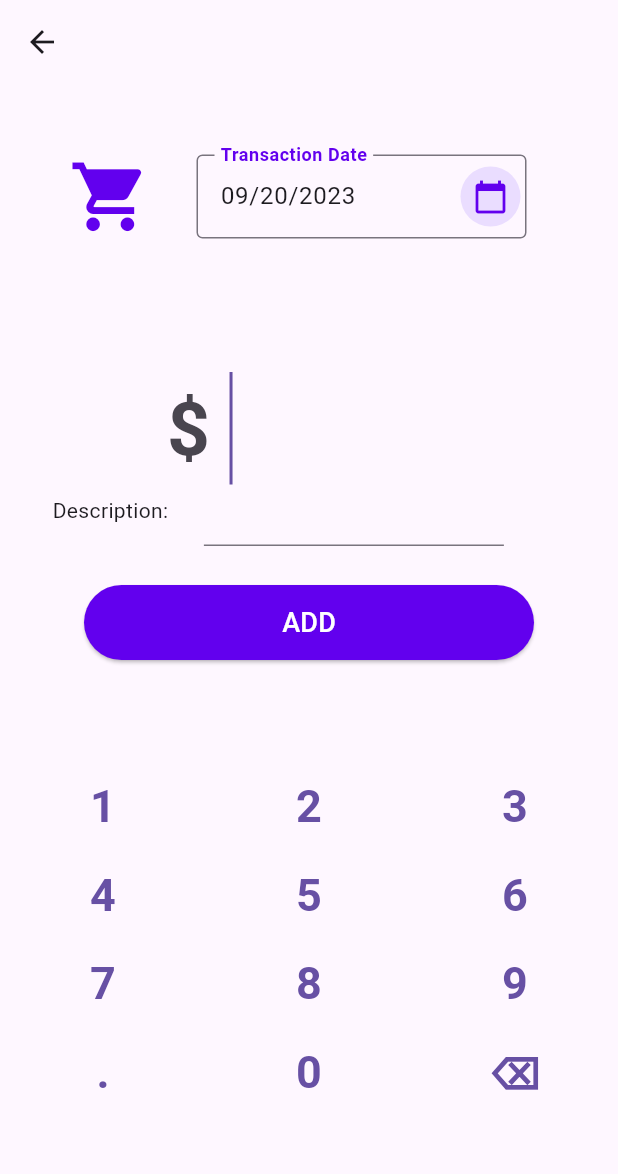
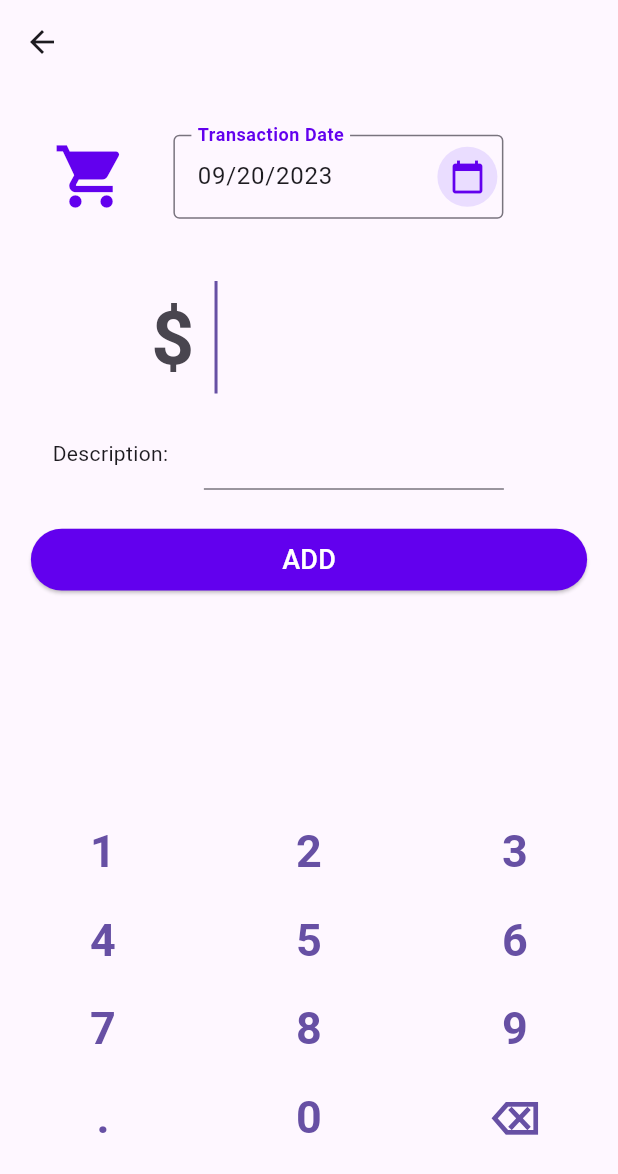
Before and after one commit to jianhui-ben/aiko_ben_expense_app, a Flutter app: the screen it shows once a user with an empty profile is signed in, after a tap on "add a default transaction", on a phone screen of 412 x 824 dp. Shown: the top 1174 px of the screen. Run offline on Flutter 3.47's test engine with Material 2 defaults, Android fonts, the phone set to English and light mode, and no system bars; our stand-ins replace cloud_firestore, firebase_auth, firebase_core, flutter_spinkit, google_fonts; accounts and stored records are empty.

Commit message:
adjust the container height based on the screen size, fixing the android phone overflow issue

```diff
--- a/lib/screens/single_transaction/add_new_single_transaction.dart
+++ b/lib/screens/single_transaction/add_new_single_transaction.dart
@@ -69,15 +69,15 @@ class _AddNewSingleTransactionState extends State<AddNewSingleTransaction> {
             // SizedBox(height: 30,),
             Container(
               // color: Colors.yellow,  //for debugging
-              width: 350,
-              height: 150,
+              width: MediaQuery.of(context).size.width * 0.9,
+              height: MediaQuery.of(context).size.height * 0.15,
               child: Row(
                 children: [
                   SizedBox(
                     width: 15,
                   ),
                   Icon(_defaultCategoryIcon.icon,
-                      size: 55, //
+                      size: 50, //
                       color: Color(0xFF6200EE)),
                   SizedBox(
                     width: 15,
@@ -86,7 +86,7 @@ class _AddNewSingleTransactionState extends State<AddNewSingleTransaction> {
                     // padding: EdgeInsets.all(15),
                     width: 250,
                     child: Padding(
-                      padding: const EdgeInsets.fromLTRB(15, 40, 15, 40),
+                      padding: const EdgeInsets.fromLTRB(15, 32, 15, 32),
                       child: TextField(
                         controller: dateInput,
                         //editing controller of this TextField
@@ -140,11 +140,11 @@ class _AddNewSingleTransactionState extends State<AddNewSingleTransaction> {
                 ],
               ),
             ),
-            SizedBox(height: 50,),
+            // SizedBox(height: 30,),
             Container(
               // color: Colors.blue, //for debugging
-              width: 350,
-              height: 60,
+              width: MediaQuery.of(context).size.width * 0.9,
+              height: MediaQuery.of(context).size.height * 0.12,
               child: Padding(
                 padding: const EdgeInsets.fromLTRB(80, 0, 50, 0),
                 child: TextField(
@@ -196,8 +196,8 @@ class _AddNewSingleTransactionState extends State<AddNewSingleTransaction> {
             ),
             SizedBox(height: 20,),
             Container(
-              height: 50,
-              width: 300, // Forces the button to take the full width of the screen
+              width: MediaQuery.of(context).size.width * 0.9,
+              height: MediaQuery.of(context).size.height * 0.05,
               margin: EdgeInsets.symmetric(horizontal: 16.0, vertical: 6), // Adjust margin as needed
               child: ElevatedButton(
                 onPressed: () async {
@@ -226,7 +226,7 @@ class _AddNewSingleTransactionState extends State<AddNewSingleTransaction> {
             // )
             //     : Container(),
             Padding(
-              padding: EdgeInsets.fromLTRB(0, 10, 0, 80),
+              padding: EdgeInsets.fromLTRB(0, 10, 0, 50),
               child: NumericKeypad(
                 controller: transactionAmountInput, focusNode: _focus,
               ),
```
